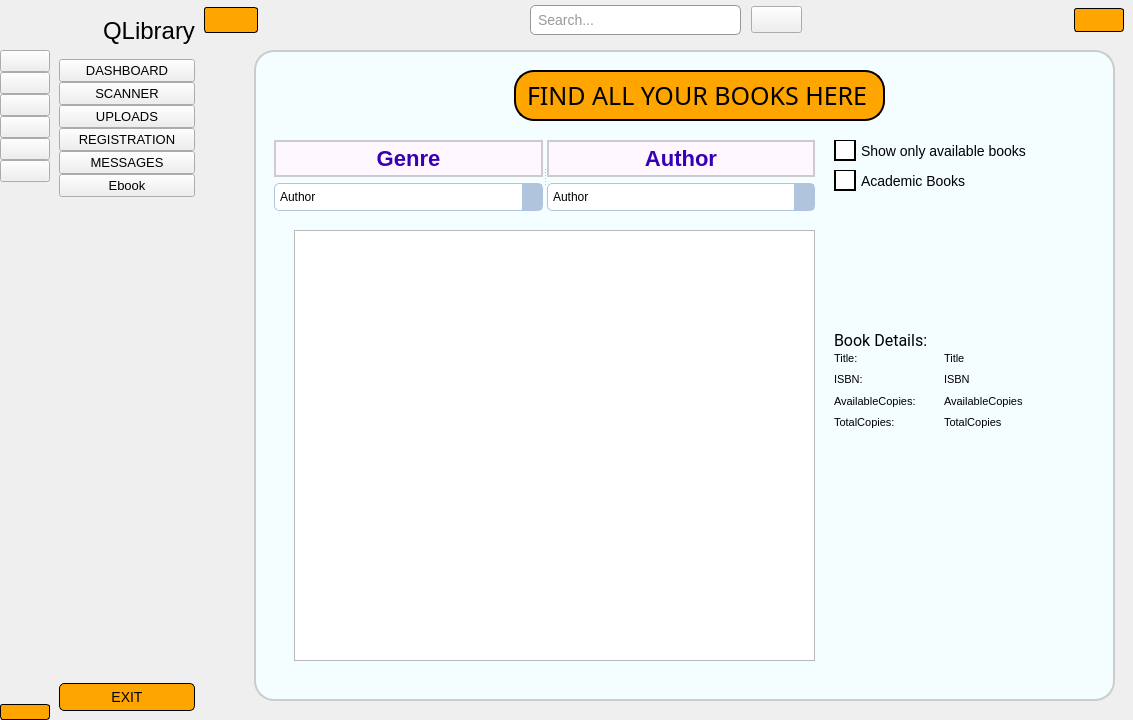
Above: sidebar.ui from AsifCantCode/QLibrary before the change. Below: the same form after it.
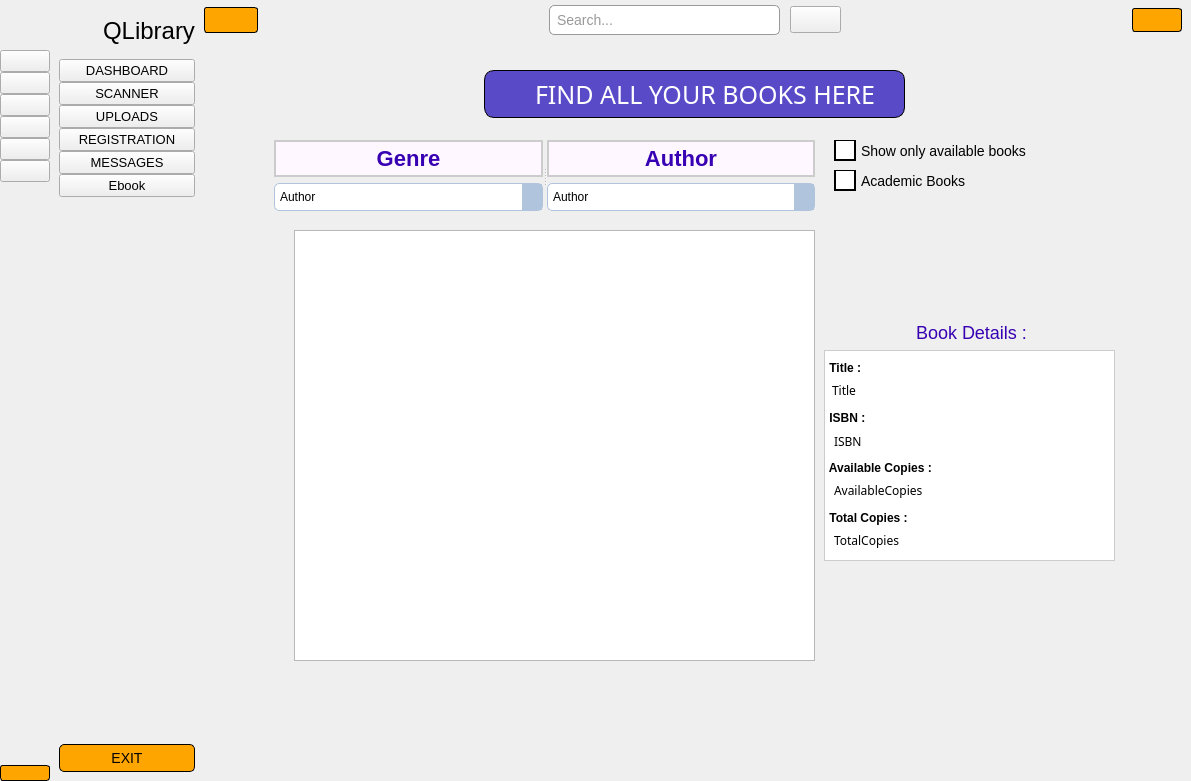
That is the form after the change. Icons and pictures are not drawn.

Commit message: sidebar qss

```diff
--- a/sidebar.ui
+++ b/sidebar.ui
@@ -6,8 +6,8 @@
    <rect>
     <x>0</x>
     <y>0</y>
-    <width>1133</width>
-    <height>720</height>
+    <width>1191</width>
+    <height>781</height>
    </rect>
   </property>
   <property name="windowTitle">
@@ -754,6 +754,9 @@
           </item>
           <item>
            <widget class="QPushButton" name="user_btn">
+            <property name="enabled">
+             <bool>true</bool>
+            </property>
             <property name="font">
              <font>
               <pointsize>-1</pointsize>
@@ -785,8 +788,8 @@
             </property>
             <property name="iconSize">
              <size>
-              <width>24</width>
-              <height>29</height>
+              <width>23</width>
+              <height>27</height>
              </size>
             </property>
            </widget>
@@ -810,7 +813,7 @@
             <rect>
              <x>50</x>
              <y>10</y>
-             <width>861</width>
+             <width>871</width>
              <height>651</height>
             </rect>
            </property>
@@ -823,7 +826,11 @@
             <string notr="true">background-color: #f4fdff; /* Light violet background with partial transparency */
     border: 2px solid #CCC;                      /* Add a subtle border */
     border-radius: 20px;                         /* Rounded corners */
-    padding: 10px;</string>
+    padding: 10px;
+
+QVBoxLayout {
+    border: 2px solid #000000;
+}</string>
            </property>
            <property name="text">
             <string/>
@@ -931,22 +938,23 @@
           <widget class="QLabel" name="label_19">
            <property name="geometry">
             <rect>
-             <x>310</x>
+             <x>280</x>
              <y>30</y>
-             <width>371</width>
-             <height>51</height>
+             <width>421</width>
+             <height>48</height>
             </rect>
            </property>
            <property name="styleSheet">
             <string notr="true">font-family: berlin sans fb;
-background-color:  #FFA500;
-border: 2px solid black;
-border-radius: 20px;
+background-color: #D03725BF;
+border: 1px solid black;
+border-radius: 10px;
 font-size:25px;
-padding: 5px;</string>
+padding: 5px;
+color: white;</string>
            </property>
            <property name="text">
-            <string>FIND ALL YOUR BOOKS HERE</string>
+            <string>      FIND ALL YOUR BOOKS HERE</string>
            </property>
           </widget>
           <widget class="QSplitter" name="splitter_2">
@@ -1283,79 +1291,216 @@
           <widget class="QWidget" name="verticalLayoutWidget_4">
            <property name="geometry">
             <rect>
-             <x>630</x>
+             <x>620</x>
              <y>310</y>
-             <width>101</width>
-             <height>80</height>
+             <width>291</width>
+             <height>211</height>
             </rect>
            </property>
            <layout class="QVBoxLayout" name="verticalLayout_9">
             <item>
-             <widget class="QLabel" name="Title">
-              <property name="text">
-               <string>Title:</string>
+             <widget class="QWidget" name="widget_2" native="true">
+              <property name="maximumSize">
+               <size>
+                <width>16777215</width>
+                <height>16767133</height>
+               </size>
               </property>
-             </widget>
-            </item>
-            <item>
-             <widget class="QLabel" name="ISBN">
-              <property name="text">
-               <string>ISBN:</string>
+              <property name="styleSheet">
+               <string notr="true">QWidget {
+    background-color: #FFFFFF;
+	border: 1px solid #CCCCCC;
+}
+
+</string>
               </property>
-             </widget>
-            </item>
-            <item>
-             <widget class="QLabel" name="AvailableCopies">
-              <property name="text">
-               <string>AvailableCopies: </string>
-              </property>
-             </widget>
-            </item>
-            <item>
-             <widget class="QLabel" name="TotalCopies">
-              <property name="text">
-               <string>TotalCopies:</string>
-              </property>
-             </widget>
-            </item>
-           </layout>
-          </widget>
-          <widget class="QWidget" name="verticalLayoutWidget_5">
-           <property name="geometry">
-            <rect>
-             <x>740</x>
-             <y>310</y>
-             <width>160</width>
-             <height>80</height>
-            </rect>
-           </property>
-           <layout class="QVBoxLayout" name="verticalLayout_12">
-            <item>
-             <widget class="QLabel" name="TitleValue">
-              <property name="text">
-               <string>Title</string>
-              </property>
-             </widget>
-            </item>
-            <item>
-             <widget class="QLabel" name="ISBNValue">
-              <property name="text">
-               <string>ISBN</string>
-              </property>
-             </widget>
-            </item>
-            <item>
-             <widget class="QLabel" name="AvailableCopiesValue">
-              <property name="text">
-               <string>AvailableCopies</string>
-              </property>
-             </widget>
-            </item>
-            <item>
-             <widget class="QLabel" name="TotalCopiesValue">
-              <property name="text">
-               <string>TotalCopies</string>
-              </property>
+              <widget class="QLabel" name="Title">
+               <property name="geometry">
+                <rect>
+                 <x>2</x>
+                 <y>10</y>
+                 <width>279</width>
+                 <height>16</height>
+                </rect>
+               </property>
+               <property name="font">
+                <font>
+                 <pointsize>9</pointsize>
+                 <weight>75</weight>
+                 <bold>true</bold>
+                </font>
+               </property>
+               <property name="styleSheet">
+                <string notr="true">border : none;</string>
+               </property>
+               <property name="text">
+                <string> Title :</string>
+               </property>
+              </widget>
+              <widget class="QLabel" name="TitleValue">
+               <property name="geometry">
+                <rect>
+                 <x>8</x>
+                 <y>30</y>
+                 <width>275</width>
+                 <height>21</height>
+                </rect>
+               </property>
+               <property name="font">
+                <font>
+                 <family>Bahnschrift</family>
+                 <pointsize>9</pointsize>
+                </font>
+               </property>
+               <property name="styleSheet">
+                <string notr="true">border:none;
+</string>
+               </property>
+               <property name="text">
+                <string>Title</string>
+               </property>
+              </widget>
+              <widget class="QLabel" name="ISBN">
+               <property name="geometry">
+                <rect>
+                 <x>2</x>
+                 <y>60</y>
+                 <width>279</width>
+                 <height>16</height>
+                </rect>
+               </property>
+               <property name="font">
+                <font>
+                 <pointsize>9</pointsize>
+                 <weight>75</weight>
+                 <bold>true</bold>
+                </font>
+               </property>
+               <property name="styleSheet">
+                <string notr="true">border:none;
+</string>
+               </property>
+               <property name="text">
+                <string> ISBN :</string>
+               </property>
+              </widget>
+              <widget class="QLabel" name="ISBNValue">
+               <property name="geometry">
+                <rect>
+                 <x>10</x>
+                 <y>81</y>
+                 <width>271</width>
+                 <height>21</height>
+                </rect>
+               </property>
+               <property name="font">
+                <font>
+                 <family>Bahnschrift</family>
+                 <pointsize>9</pointsize>
+                </font>
+               </property>
+               <property name="styleSheet">
+                <string notr="true">border:none;
+</string>
+               </property>
+               <property name="text">
+                <string>ISBN</string>
+               </property>
+              </widget>
+              <widget class="QLabel" name="AvailableCopies">
+               <property name="geometry">
+                <rect>
+                 <x>2</x>
+                 <y>110</y>
+                 <width>279</width>
+                 <height>16</height>
+                </rect>
+               </property>
+               <property name="font">
+                <font>
+                 <pointsize>9</pointsize>
+                 <weight>75</weight>
+                 <bold>true</bold>
+                </font>
+               </property>
+               <property name="styleSheet">
+                <string notr="true">border:none;
+</string>
+               </property>
+               <property name="text">
+                <string> Available Copies :</string>
+               </property>
+              </widget>
+              <widget class="QLabel" name="AvailableCopiesValue">
+               <property name="geometry">
+                <rect>
+                 <x>10</x>
+                 <y>130</y>
+                 <width>271</width>
+                 <height>21</height>
+                </rect>
+               </property>
+               <property name="font">
+                <font>
+                 <family>Bahnschrift</family>
+                 <pointsize>9</pointsize>
+                </font>
+               </property>
+               <property name="styleSheet">
+                <string notr="true">border:none;
+</string>
+               </property>
+               <property name="text">
+                <string>AvailableCopies</string>
+               </property>
+              </widget>
+              <widget class="QLabel" name="TotalCopies">
+               <property name="geometry">
+                <rect>
+                 <x>2</x>
+                 <y>160</y>
+                 <width>279</width>
+                 <height>16</height>
+                </rect>
+               </property>
+               <property name="font">
+                <font>
+                 <pointsize>9</pointsize>
+                 <weight>75</weight>
+                 <bold>true</bold>
+                </font>
+               </property>
+               <property name="styleSheet">
+                <string notr="true">border:none;
+</string>
+               </property>
+               <property name="text">
+                <string> Total Copies :</string>
+               </property>
+              </widget>
+              <widget class="QLabel" name="TotalCopiesValue">
+               <property name="geometry">
+                <rect>
+                 <x>10</x>
+                 <y>180</y>
+                 <width>271</width>
+                 <height>21</height>
+                </rect>
+               </property>
+               <property name="font">
+                <font>
+                 <family>Bahnschrift</family>
+                 <pointsize>9</pointsize>
+                </font>
+               </property>
+               <property name="styleSheet">
+                <string notr="true">border:none;
+</string>
+               </property>
+               <property name="text">
+                <string>TotalCopies</string>
+               </property>
+              </widget>
              </widget>
             </item>
            </layout>
@@ -1363,20 +1508,29 @@
           <widget class="QLabel" name="label_7">
            <property name="geometry">
             <rect>
-             <x>630</x>
-             <y>290</y>
-             <width>101</width>
-             <height>21</height>
+             <x>700</x>
+             <y>277</y>
+             <width>131</width>
+             <height>31</height>
             </rect>
            </property>
            <property name="font">
             <font>
-             <family>Roboto</family>
-             <pointsize>12</pointsize>
+             <family>Arial,sans-serif</family>
+             <pointsize>-1</pointsize>
             </font>
            </property>
+           <property name="styleSheet">
+            <string notr="true">QLabel {
+    color: #3700B3; /* Text color */
+    font-family: Arial, sans-serif; /* Font family */
+    font-size: 18px; /* Font size */
+	border: none;
+    padding: 8px; /* Padding around the content */
+}</string>
+           </property>
            <property name="text">
-            <string>Book Details:</string>
+            <string>Book Details :</string>
            </property>
           </widget>
          </widget>
```
Left out of the diff: 186 changed lines with no effect on the pictures. The commit also changes 1 other file.
